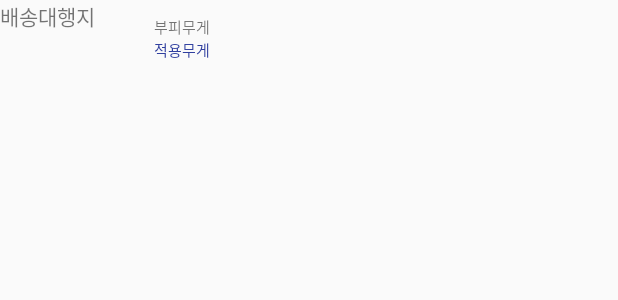
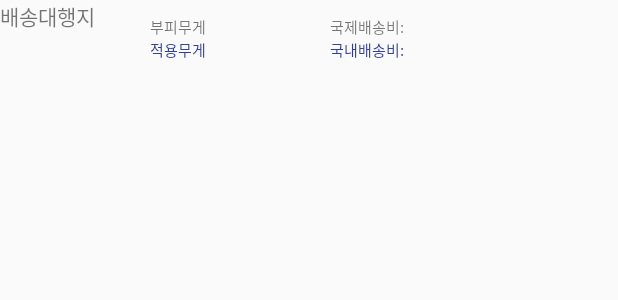
Before and after one commit to otwo2002/moneychoo, an Android app: the layout result_shpping.xml on its own in the app's theme, with its tools: preview values and no code run, on a phone screen of 412 x 824 dp. Shown: the top 300 px of the screen. Run offline under Robolectric (Android 15) with nearby library versions, the phone set to English and light mode, and no system bars.

Commit message:
결과 리스트값 조정

```diff
--- a/app/src/main/java/com/example/fready/moneychoo/InfoFragment.java
+++ b/app/src/main/java/com/example/fready/moneychoo/InfoFragment.java
@@ -113,7 +113,7 @@ public class InfoFragment extends Fragment{
     @Override
     public View onCreateView(@NonNull LayoutInflater inflater, @Nullable ViewGroup container, @Nullable Bundle savedInstanceState) {
         rootView = (ViewGroup) inflater.inflate(R.layout.info_frag, container, false);
-        Toast.makeText(rootView.getContext(), "onCreateView", Toast.LENGTH_LONG).show();
+        //Toast.makeText(rootView.getContext(), "onCreateView", Toast.LENGTH_LONG).show();
         return rootView;
     }
 
--- a/app/src/main/java/com/example/fready/moneychoo/ResultFragment.java
+++ b/app/src/main/java/com/example/fready/moneychoo/ResultFragment.java
@@ -108,10 +108,11 @@ public class ResultFragment extends Fragment {
             }
             CompShppingAgentVO item = items.get(i);
             view.setAgent(item.getAgent());
+            //예상국제배송비
             if(item.getShppingCharge().equals("0") ){
-                view.setShppingCharge("예상국제배송비:요금표 범위 초과!");
+                view.setShppingCharge("범위초과!");
             }else{
-                view.setShppingCharge("예상국제배송비 :"+item.getShppingCharge()+"$");
+                view.setShppingCharge(item.getShppingCharge()+"$");
             }
             //view.setRealWeight(item.getRealWeight()+" lbs");
             view.setApplyWeight(item.getApplyWeight()+" lbs");
@@ -121,7 +122,7 @@ public class ResultFragment extends Fragment {
                 view.setVolumeWeight(item.getVolumeWeight()+" lbs");
             }
 
-            view.setLocalShipCharge("국내배송비 :"+item.getLocalShipChage()); //한국국내배송비
+            view.setLocalShipCharge(item.getLocalShipChage()); //한국국내배송비
             return view;
         }
         //데이터 넣기
@@ -308,7 +309,7 @@ public class ResultFragment extends Fragment {
             }else if(shippingGubun.equals("yogirloo")){
                 vo.setAgent("요걸루");
                 vo.setGubun("해상");
-                vo.setLocalShipChage("2차결제\\n국내택배요금표에준함");
+                vo.setLocalShipChage("2차결제발생");
             }
 
             vo.setRealWeight(goodWeight);
--- a/app/src/main/res/layout/result_shpping.xml
+++ b/app/src/main/res/layout/result_shpping.xml
@@ -30,6 +30,7 @@
             android:textColor="@color/colorPrimaryDark"
             android:textSize="10dp" />
     </LinearLayout>
+
     <LinearLayout
         android:layout_width="0dp"
         android:layout_height="wrap_content"
@@ -51,12 +52,30 @@
             android:textColor="@color/colorPrimaryDark"
             android:textSize="10dp" />
     </LinearLayout>
+    <LinearLayout
+        android:layout_width="0dp"
+        android:layout_height="wrap_content"
+        android:layout_weight="2"
+        android:orientation="vertical"
+        android:layout_margin="10dp">
 
+        <TextView
+            android:layout_width="wrap_content"
+            android:layout_height="wrap_content"
+            android:text="국제배송비:"
+            android:textSize="10dp" />
+        <TextView
+            android:layout_width="wrap_content"
+            android:layout_height="wrap_content"
+            android:text="국내배송비:"
+            android:textColor="@color/colorPrimaryDark"
+            android:textSize="10dp" />
+    </LinearLayout>
     <LinearLayout
         android:layout_width="0dp"
         android:layout_height="wrap_content"
         android:layout_margin="10dp"
-        android:layout_weight="4"
+        android:layout_weight="2"
         android:gravity="center_vertical"
         android:orientation="vertical">
 
@@ -67,7 +86,7 @@
             android:id="@+id/shppingCharge"
             android:textColor="@android:color/holo_orange_dark"
             android:textSize="10dp"
-            android:gravity="center_horizontal"/>
+            android:gravity="left"/>
 
         <TextView
             android:id="@+id/localShipCharge"
@@ -76,6 +95,6 @@
             android:text=""
             android:textColor="@android:color/holo_orange_dark"
             android:textSize="10dp"
-            android:gravity="center_horizontal"/>
+            android:gravity="left"/>
     </LinearLayout>
 </LinearLayout>
```
Lines whose indentation alone changed are shown as unchanged.
